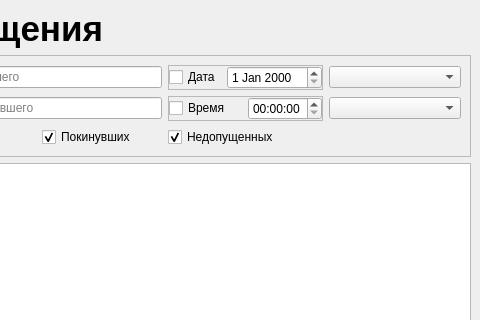
This is Checkpoint_Desktop/mainwindow.ui in skripach2111/Checkpoint as Qt 5 draws it before an edit; both pictures show x 320 to 800 and y 0 to 320 of the 800 by 600 pixel window. The edited form follows.
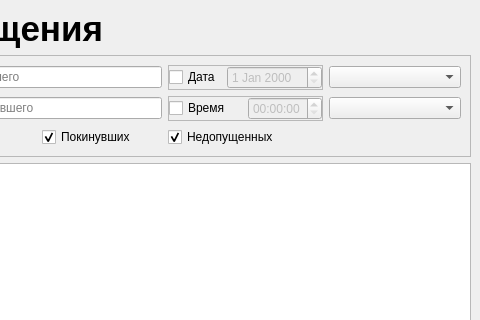
This is the edited form. The open tabs and pages were chosen to show the change.

```diff
--- a/Checkpoint_Desktop/mainwindow.ui
+++ b/Checkpoint_Desktop/mainwindow.ui
@@ -669,7 +669,11 @@
                    </widget>
                   </item>
                   <item>
-                   <widget class="QDateEdit" name="dateEdit_filterAuthorization"/>
+                   <widget class="QDateEdit" name="dateEdit_filterAuthorization">
+                    <property name="enabled">
+                     <bool>false</bool>
+                    </property>
+                   </widget>
                   </item>
                  </layout>
                 </widget>
@@ -731,7 +735,11 @@
                    </widget>
                   </item>
                   <item>
-                   <widget class="QTimeEdit" name="timeEdit_filterAuthorization"/>
+                   <widget class="QTimeEdit" name="timeEdit_filterAuthorization">
+                    <property name="enabled">
+                     <bool>false</bool>
+                    </property>
+                   </widget>
                   </item>
                  </layout>
                 </widget>
```
Left out of the diff: 41 changed lines with no effect on the pictures.
